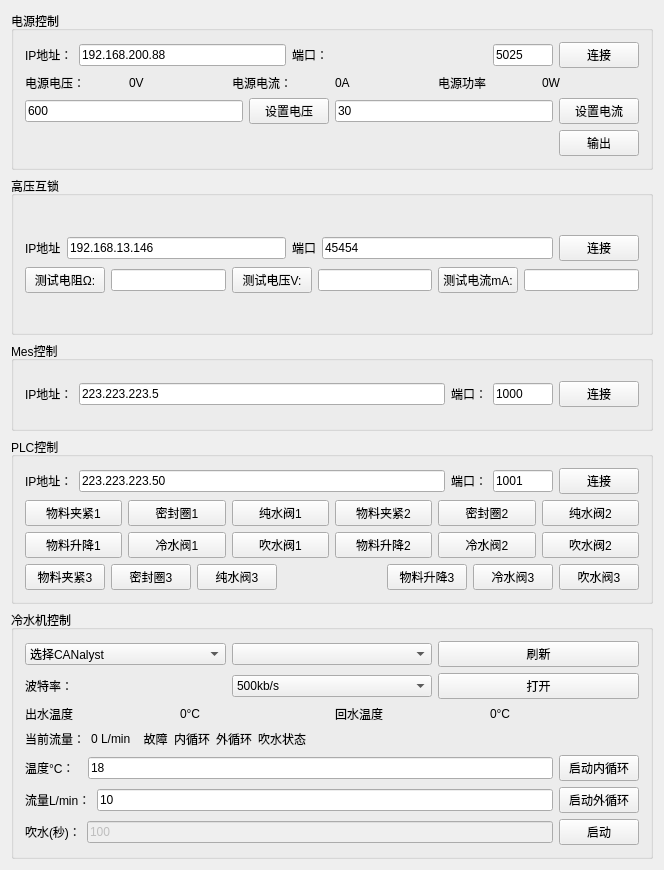
First picture: the form in AutoDeviceManage.ui, repository BiggerBinBin/QtCanPlatform, before the edit.
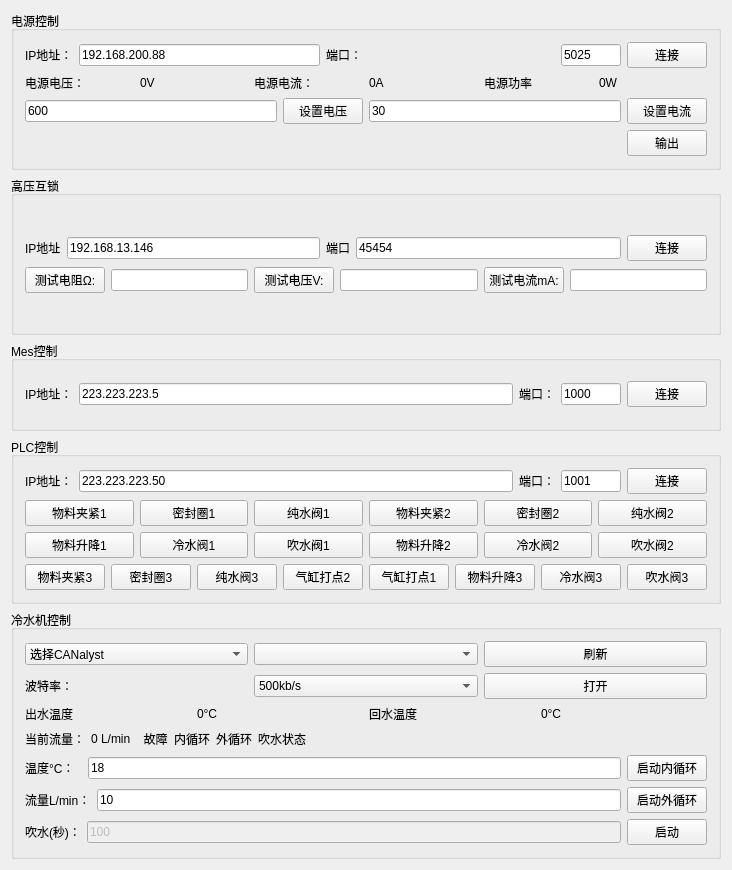
Second picture: the form after the edit.

Commit message: 增加控制PLC打点功能

Patch:
```diff
--- a/AutoDeviceManage.ui
+++ b/AutoDeviceManage.ui
@@ -636,6 +636,16 @@
               </item>
              </layout>
             </item>
+            <item>
+             <widget class="QPushButton" name="pbPrintPoint_3">
+              <property name="text">
+               <string>气缸打点2</string>
+              </property>
+              <property name="checkable">
+               <bool>true</bool>
+              </property>
+             </widget>
+            </item>
             <item>
              <spacer name="horizontalSpacer_2">
               <property name="orientation">
@@ -649,6 +659,16 @@
               </property>
              </spacer>
             </item>
+            <item>
+             <widget class="QPushButton" name="pbPrintPoint_2">
+              <property name="text">
+               <string>气缸打点1</string>
+              </property>
+              <property name="checkable">
+               <bool>true</bool>
+              </property>
+             </widget>
+            </item>
             <item>
              <layout class="QHBoxLayout" name="horizontalLayout_30">
               <item>
```
The commit also changes 6 other files.
